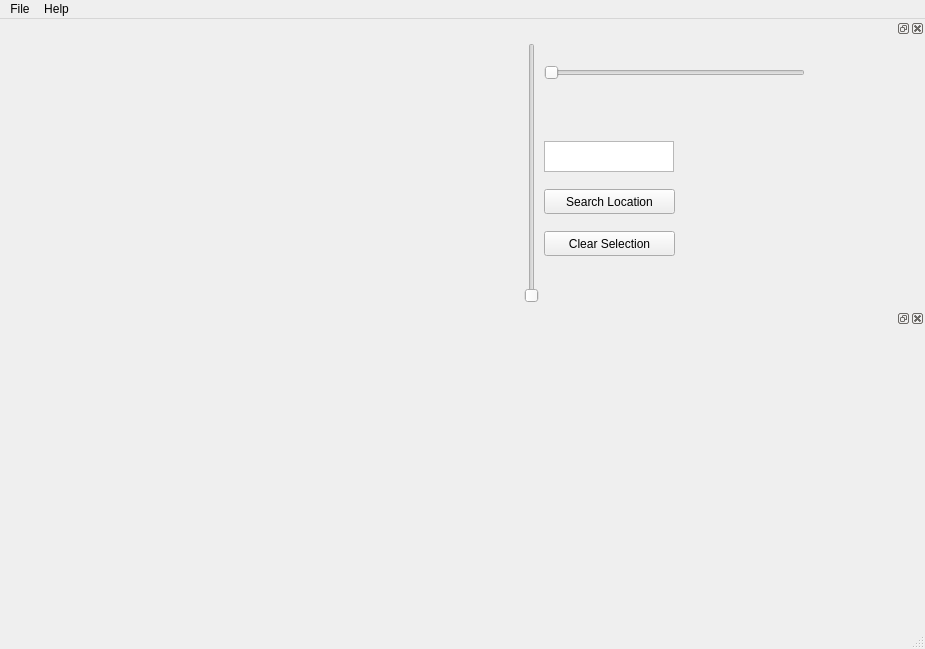
The window that dvid_viewer/Gui/dvid_viewer.ui (janelia-flyem/libdvid-utils) describes before a commit, drawn with Qt 5.
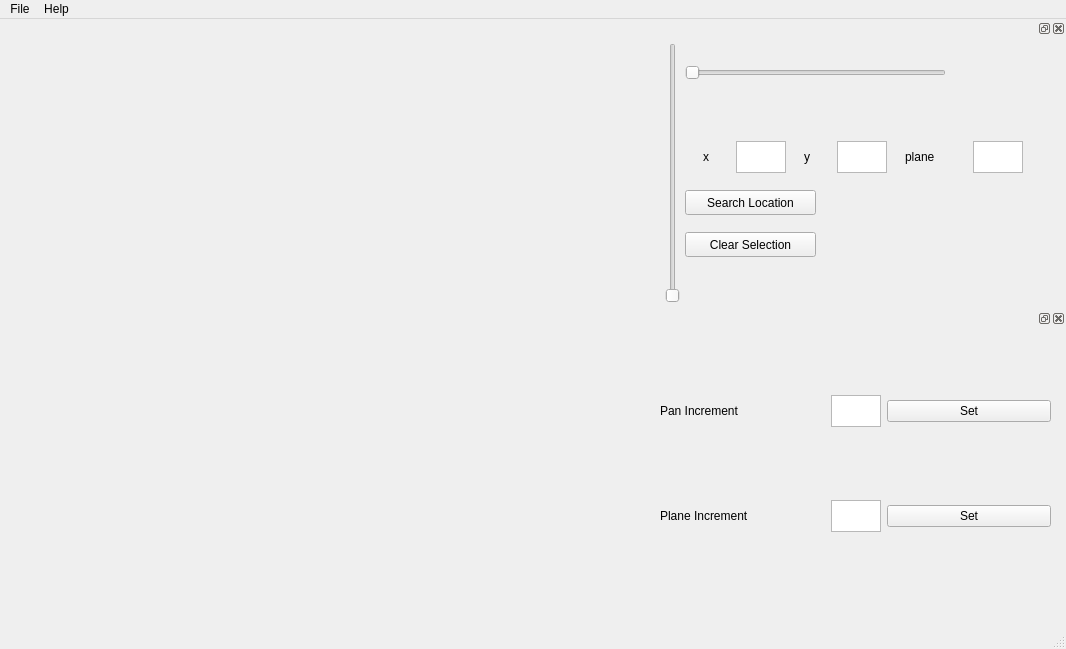
The same window after the commit.

What changed in the file:
```diff
--- a/dvid_viewer/Gui/dvid_viewer.ui
+++ b/dvid_viewer/Gui/dvid_viewer.ui
@@ -6,7 +6,7 @@
    <rect>
     <x>0</x>
     <y>0</y>
-    <width>925</width>
+    <width>1066</width>
     <height>649</height>
    </rect>
   </property>
@@ -25,7 +25,7 @@
     <rect>
      <x>0</x>
      <y>0</y>
-     <width>925</width>
+     <width>1066</width>
      <height>29</height>
     </rect>
    </property>
@@ -290,20 +290,104 @@
               <enum>QLayout::SetDefaultConstraint</enum>
              </property>
              <item>
-              <widget class="QTextEdit" name="textEdit">
-               <property name="sizePolicy">
-                <sizepolicy hsizetype="Expanding" vsizetype="Fixed">
-                 <horstretch>0</horstretch>
-                 <verstretch>0</verstretch>
-                </sizepolicy>
+              <layout class="QGridLayout" name="gridLayout">
+               <property name="sizeConstraint">
+                <enum>QLayout::SetDefaultConstraint</enum>
                </property>
-               <property name="maximumSize">
-                <size>
-                 <width>130</width>
-                 <height>31</height>
-                </size>
-               </property>
-              </widget>
+               <item row="0" column="0">
+                <widget class="QLabel" name="label">
+                 <property name="sizePolicy">
+                  <sizepolicy hsizetype="Minimum" vsizetype="Minimum">
+                   <horstretch>0</horstretch>
+                   <verstretch>0</verstretch>
+                  </sizepolicy>
+                 </property>
+                 <property name="maximumSize">
+                  <size>
+                   <width>15</width>
+                   <height>32</height>
+                  </size>
+                 </property>
+                 <property name="text">
+                  <string>x</string>
+                 </property>
+                </widget>
+               </item>
+               <item row="0" column="1">
+                <widget class="QTextEdit" name="textX">
+                 <property name="sizePolicy">
+                  <sizepolicy hsizetype="Fixed" vsizetype="Fixed">
+                   <horstretch>0</horstretch>
+                   <verstretch>0</verstretch>
+                  </sizepolicy>
+                 </property>
+                 <property name="maximumSize">
+                  <size>
+                   <width>50</width>
+                   <height>32</height>
+                  </size>
+                 </property>
+                </widget>
+               </item>
+               <item row="0" column="2">
+                <widget class="QLabel" name="label_2">
+                 <property name="maximumSize">
+                  <size>
+                   <width>15</width>
+                   <height>32</height>
+                  </size>
+                 </property>
+                 <property name="text">
+                  <string>y</string>
+                 </property>
+                </widget>
+               </item>
+               <item row="0" column="3">
+                <widget class="QTextEdit" name="textY">
+                 <property name="sizePolicy">
+                  <sizepolicy hsizetype="Fixed" vsizetype="Fixed">
+                   <horstretch>0</horstretch>
+                   <verstretch>0</verstretch>
+                  </sizepolicy>
+                 </property>
+                 <property name="maximumSize">
+                  <size>
+                   <width>50</width>
+                   <height>32</height>
+                  </size>
+                 </property>
+                </widget>
+               </item>
+               <item row="0" column="4">
+                <widget class="QLabel" name="label_3">
+                 <property name="maximumSize">
+                  <size>
+                   <width>50</width>
+                   <height>32</height>
+                  </size>
+                 </property>
+                 <property name="text">
+                  <string>plane</string>
+                 </property>
+                </widget>
+               </item>
+               <item row="0" column="5">
+                <widget class="QTextEdit" name="textPlane">
+                 <property name="sizePolicy">
+                  <sizepolicy hsizetype="Fixed" vsizetype="Fixed">
+                   <horstretch>0</horstretch>
+                   <verstretch>0</verstretch>
+                  </sizepolicy>
+                 </property>
+                 <property name="maximumSize">
+                  <size>
+                   <width>50</width>
+                   <height>32</height>
+                  </size>
+                 </property>
+                </widget>
+               </item>
+              </layout>
              </item>
              <item>
               <widget class="QPushButton" name="searchLocation">
@@ -352,7 +436,80 @@
    <attribute name="dockWidgetArea">
     <number>2</number>
    </attribute>
-   <widget class="QWidget" name="bodyView"/>
+   <widget class="QWidget" name="bodyView">
+    <widget class="QWidget" name="gridLayoutWidget">
+     <property name="geometry">
+      <rect>
+       <x>0</x>
+       <y>0</y>
+       <width>391</width>
+       <height>271</height>
+      </rect>
+     </property>
+     <layout class="QGridLayout" name="gridLayout_2">
+      <item row="1" column="1">
+       <widget class="QTextEdit" name="textPan">
+        <property name="maximumSize">
+         <size>
+          <width>50</width>
+          <height>32</height>
+         </size>
+        </property>
+       </widget>
+      </item>
+      <item row="1" column="0">
+       <widget class="QLabel" name="label_5">
+        <property name="maximumSize">
+         <size>
+          <width>16777215</width>
+          <height>32</height>
+         </size>
+        </property>
+        <property name="text">
+         <string>Pan Increment</string>
+        </property>
+       </widget>
+      </item>
+      <item row="2" column="0">
+       <widget class="QLabel" name="label_4">
+        <property name="maximumSize">
+         <size>
+          <width>16777215</width>
+          <height>32</height>
+         </size>
+        </property>
+        <property name="text">
+         <string>Plane Increment</string>
+        </property>
+       </widget>
+      </item>
+      <item row="2" column="1">
+       <widget class="QTextEdit" name="textPlaneIncr">
+        <property name="maximumSize">
+         <size>
+          <width>50</width>
+          <height>32</height>
+         </size>
+        </property>
+       </widget>
+      </item>
+      <item row="1" column="2">
+       <widget class="QPushButton" name="panSet">
+        <property name="text">
+         <string>Set</string>
+        </property>
+       </widget>
+      </item>
+      <item row="2" column="2">
+       <widget class="QPushButton" name="planeSet">
+        <property name="text">
+         <string>Set</string>
+        </property>
+       </widget>
+      </item>
+     </layout>
+    </widget>
+   </widget>
   </widget>
   <action name="actionNewProject">
    <property name="text">
```
